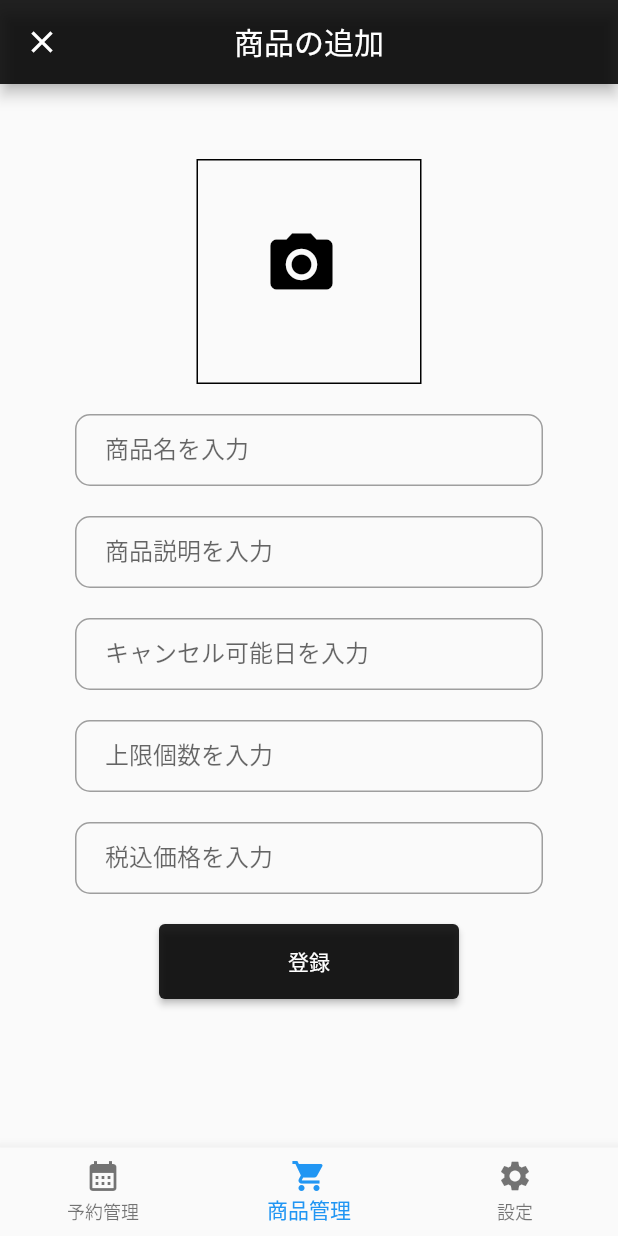
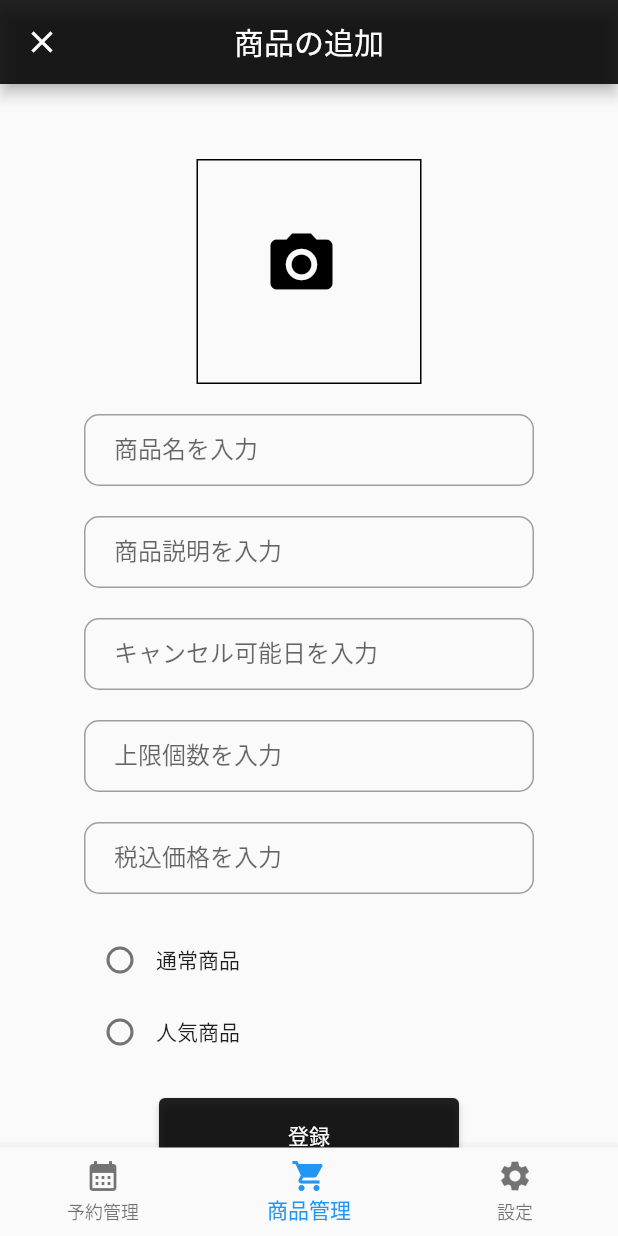
Before and after one commit to sakurakotubaki/SugaryMap, a Flutter app: the ProductAdd screen opened by its route, on a phone screen of 412 x 824 dp. Run offline on Flutter 3.47's test engine with Material 2 defaults, Android fonts, the phone set to English and light mode, and no system bars; our stand-ins replace device_preview, flutter_slidable, font_awesome_flutter, go_router; missing offline and left inert: flutter_carousel_slider; network calls fail.

```diff
--- a/lib/ui/auth/signin_page.dart
+++ b/lib/ui/auth/signin_page.dart
@@ -16,7 +16,8 @@ class _SignInPageState extends State<SignInPage> {
       appBar: AppBar(
         title: const Text('ログイン'),
       ),
-      body: Center(
+      body: SingleChildScrollView(
+        child: Center(
           child: Column(
             mainAxisAlignment: MainAxisAlignment.center,
             children: [
@@ -80,7 +81,9 @@ class _SignInPageState extends State<SignInPage> {
                     context.goNamed(ForgetPassword.routeName);
                   },
                   child: const Text('パスワードを忘れた')),
+              const SizedBox(height: 20),
             ],
+          ),
         ),
       ),
     );
--- a/lib/ui/page/shop/profile/create_shop.dart
+++ b/lib/ui/page/shop/profile/create_shop.dart
@@ -107,7 +107,7 @@ class _CreateShopState extends State<CreateShop> {
             ///[カレンダーのようなものを配置]
 
             SizedBox(height: 20),
-            Text('住所'),
+            Container(width: 300, child: Text('住所')),
             SizedBox(height: 10),
             Container(
               width: 300,
--- a/lib/ui/page/shop/shop_nav/product_page/product_add.dart
+++ b/lib/ui/page/shop/shop_nav/product_page/product_add.dart
@@ -11,6 +11,8 @@ class ProductAdd extends StatefulWidget {
 }
 
 class _ProductAddState extends State<ProductAdd> {
+  String _value = '';
+
   @override
   Widget build(BuildContext context) {
     return Scaffold(
@@ -18,6 +20,9 @@ class _ProductAddState extends State<ProductAdd> {
         title: const Text('商品の追加'),
       ),
       body: SingleChildScrollView(
+        child: Center(
+          child: Container(
+            width: 300,
             child: Column(
               children: [
                 SizedBox(height: 50),
@@ -40,9 +45,7 @@ class _ProductAddState extends State<ProductAdd> {
                   ],
                 ),
                 SizedBox(height: 20),
-            Padding(
-              padding: const EdgeInsets.only(left: 50, right: 50),
-              child: TextFormField(
+                TextFormField(
                   decoration: InputDecoration(
                       contentPadding: EdgeInsets.only(left: 20),
                       enabledBorder: OutlineInputBorder(
@@ -50,11 +53,8 @@ class _ProductAddState extends State<ProductAdd> {
                           borderSide: BorderSide(color: Colors.grey)),
                       labelText: "商品名を入力"),
                 ),
-            ),
                 SizedBox(height: 20),
-            Padding(
-              padding: const EdgeInsets.only(left: 50, right: 50),
-              child: TextFormField(
+                TextFormField(
                   decoration: InputDecoration(
                       contentPadding: EdgeInsets.only(left: 20),
                       enabledBorder: OutlineInputBorder(
@@ -62,11 +62,8 @@ class _ProductAddState extends State<ProductAdd> {
                           borderSide: BorderSide(color: Colors.grey)),
                       labelText: "商品説明を入力"),
                 ),
-            ),
                 SizedBox(height: 20),
-            Padding(
-              padding: const EdgeInsets.only(left: 50, right: 50),
-              child: TextFormField(
+                TextFormField(
                   decoration: InputDecoration(
                       contentPadding: EdgeInsets.only(left: 20),
                       enabledBorder: OutlineInputBorder(
@@ -74,11 +71,8 @@ class _ProductAddState extends State<ProductAdd> {
                           borderSide: BorderSide(color: Colors.grey)),
                       labelText: "キャンセル可能日を入力"),
                 ),
-            ),
                 SizedBox(height: 20),
-            Padding(
-              padding: const EdgeInsets.only(left: 50, right: 50),
-              child: TextFormField(
+                TextFormField(
                   keyboardType: TextInputType.number,
                   decoration: InputDecoration(
                       contentPadding: EdgeInsets.only(left: 20),
@@ -87,11 +81,8 @@ class _ProductAddState extends State<ProductAdd> {
                           borderSide: BorderSide(color: Colors.grey)),
                       labelText: "上限個数を入力"),
                 ),
-            ),
                 SizedBox(height: 20),
-            Padding(
-              padding: const EdgeInsets.only(left: 50, right: 50),
-              child: TextFormField(
+                TextFormField(
                   keyboardType: TextInputType.number,
                   decoration: InputDecoration(
                       contentPadding: EdgeInsets.only(left: 20),
@@ -100,21 +91,49 @@ class _ProductAddState extends State<ProductAdd> {
                           borderSide: BorderSide(color: Colors.grey)),
                       labelText: "税込価格を入力"),
                 ),
+                SizedBox(height: 20),
+                Column(
+                  children: [
+                    Row(children: [
+                      Radio(
+                          value: '通常商品',
+                          groupValue: _value,
+                          onChanged: (value) {
+                            setState(() {
+                              _value = value!;
+                            });
+                          }),
+                      Text('通常商品'),
+                    ]),
+                    Row(children: [
+                      Radio(
+                          value: '人気商品',
+                          groupValue: _value,
+                          onChanged: (value) {
+                            setState(() {
+                              _value = value!;
+                            });
+                          }),
+                      Text('人気商品'),
+                    ]),
+                  ],
                 ),
                 SizedBox(height: 20),
                 SizedBox(
                   width: 200,
                   height: 50,
                   child: ElevatedButton(
-                  style:
-                      ElevatedButton.styleFrom(backgroundColor: Colors.black87),
+                      style: ElevatedButton.styleFrom(
+                          backgroundColor: Colors.black87),
                       onPressed: () {
                         GoRouter.of(context).goNamed(ProductDetail.routeName);
                       },
                       child: Text('登録')),
                 ),
-            SizedBox(height: 50),
+                SizedBox(height: 20),
               ],
+            ),
+          ),
         ),
       ),
     );
--- a/lib/ui/page/shop/shop_nav/settings/accoutn/update_shop.dart
+++ b/lib/ui/page/shop/shop_nav/settings/accoutn/update_shop.dart
@@ -108,7 +108,7 @@ class _UpdateShopState extends State<UpdateShop> {
             ///[カレンダーのようなものを配置]
 
             SizedBox(height: 20),
-            Text('住所'),
+            Container(width: 300, child: Text('住所')),
             SizedBox(height: 10),
             Container(
               width: 300,
--- a/lib/ui/page/user/user_nav/mypage/order/dummy_buy.dart
+++ b/lib/ui/page/user/user_nav/mypage/order/dummy_buy.dart
@@ -87,6 +87,7 @@ class _DummyBuyState extends State<DummyBuy> {
                       ElevatedButton.styleFrom(backgroundColor: Colors.black87),
                   onPressed: () {},
                   child: const Text('カートに追加する')),
+              SizedBox(height: 20),
             ],
           ),
         ),
```
Also changed, not shown: lib/ui/page/user/user_nav/cart_page/total/total_page.dart (+8 -3 lines). Lines whose indentation alone changed are shown as unchanged.
